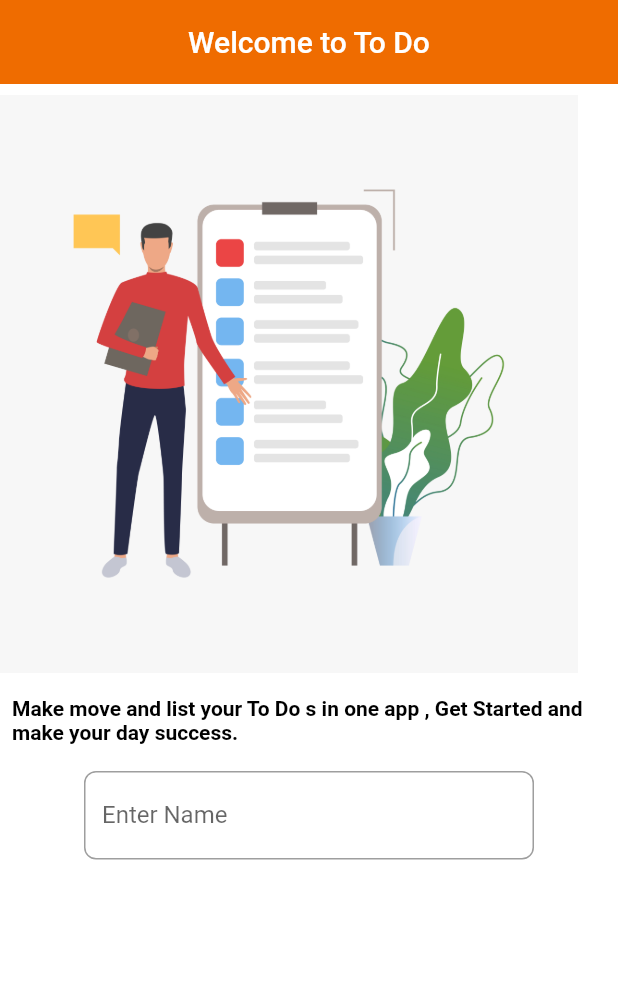
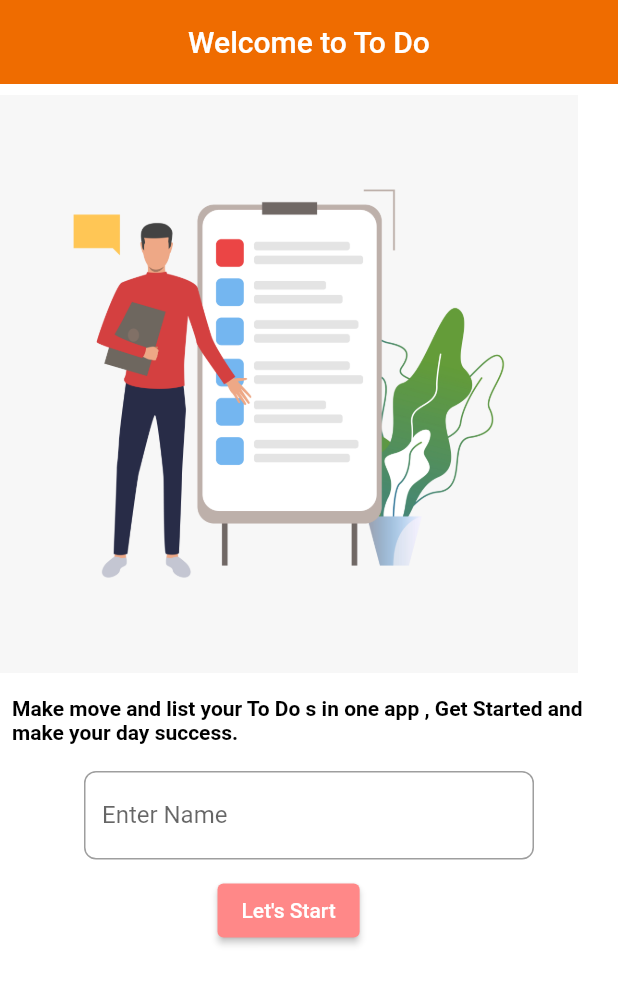
Before and after one commit to DishaKD/todo-flutter-app, a Flutter app: the screen it shows after launch, on a phone screen of 412 x 824 dp. Shown: the top 984 px of the screen. Run offline on Flutter 3.47's test engine with Material 2 defaults, Android fonts, the phone set to English and light mode, and no system bars; our stand-ins replace google_fonts.

Commit message:
modified:   lib/screens/Login/login_form.dart

```diff
--- a/lib/screens/Login/login_form.dart
+++ b/lib/screens/Login/login_form.dart
@@ -1,6 +1,7 @@
 import 'package:flutter/material.dart';
 import 'package:google_fonts/google_fonts.dart';
 import 'package:todo_application/Constants/colors.dart';
+import 'package:todo_application/screens/home_page.dart';
 
 class LoginBody extends StatefulWidget {
   const LoginBody({super.key});
@@ -10,10 +11,6 @@ class LoginBody extends StatefulWidget {
 }
 
 class _LoginBodyState extends State<LoginBody> {
-  //-------------------------------------------------------
-  var _name = '';
-//---------------------------------------------------------
-
   @override
   Widget build(BuildContext context) {
     return Scaffold(
@@ -75,6 +72,24 @@ class _LoginBodyState extends State<LoginBody> {
                   ),
                 ],
               ),
+              Row(
+                children: [
+                  Padding(
+                    padding: const EdgeInsets.symmetric(horizontal: 145),
+                    child: ElevatedButton(
+                      onPressed: () {
+                        Navigator.push(
+                          context,
+                          MaterialPageRoute(builder: (context) => const Home()),
+                        );
+                      },
+                      child: Text("Let's Start"),
+                      style:
+                          ElevatedButton.styleFrom(backgroundColor: kTextColor),
+                    ),
+                  ),
+                ],
+              ),
             ],
           ),
         ),
@@ -82,3 +97,9 @@ class _LoginBodyState extends State<LoginBody> {
     );
   }
 }
+
+class Data {
+  String name;
+
+  Data({required this.name});
+}
```
